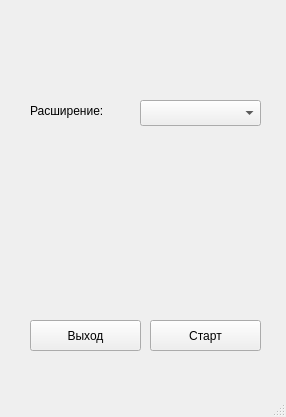
Before: the Qt Designer form main_window.ui in NAD777/Game-pygame, drawn with Qt 5.
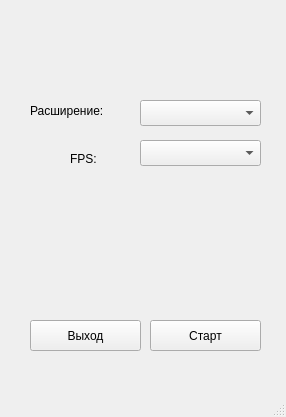
After: the same form once the commit is applied.

What changed in the file:
```diff
--- a/main_window.ui
+++ b/main_window.ui
@@ -63,6 +63,29 @@
      <string>Расширение:</string>
     </property>
    </widget>
+   <widget class="QComboBox" name="fps">
+    <property name="geometry">
+     <rect>
+      <x>140</x>
+      <y>140</y>
+      <width>121</width>
+      <height>26</height>
+     </rect>
+    </property>
+   </widget>
+   <widget class="QLabel" name="label_2">
+    <property name="geometry">
+     <rect>
+      <x>70</x>
+      <y>150</y>
+      <width>67</width>
+      <height>17</height>
+     </rect>
+    </property>
+    <property name="text">
+     <string>FPS:</string>
+    </property>
+   </widget>
   </widget>
   <widget class="QMenuBar" name="menubar">
    <property name="geometry">
```
